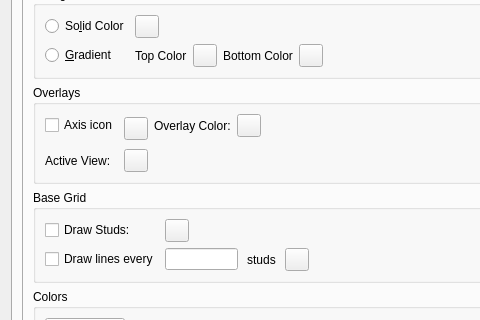
This is lclib/qt/lc_qpreferencesdialog.ui in trevorsandy/lpub3d-ci as Qt 5 draws it before an edit; both pictures show x 0 to 480 and y 95 to 415 of the 581 by 551 pixel window. The edited form follows.
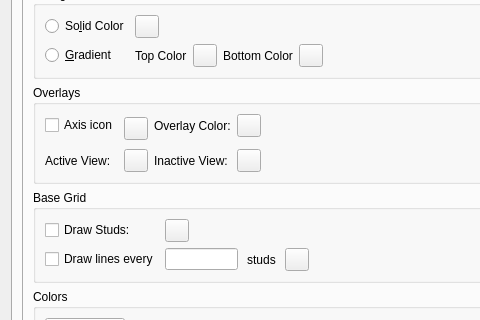
This is the edited form. The open tabs and pages were chosen to show the change. Icons and pictures are not drawn.

Patch:
```diff
--- a/lclib/qt/lc_qpreferencesdialog.ui
+++ b/lclib/qt/lc_qpreferencesdialog.ui
@@ -775,6 +775,20 @@
                 </property>
                </widget>
               </item>
+              <item row="2" column="3">
+               <widget class="QLabel" name="label">
+                <property name="text">
+                 <string>Inactive View:</string>
+                </property>
+               </widget>
+              </item>
+              <item row="2" column="4">
+               <widget class="QToolButton" name="InactiveViewColorButton">
+                <property name="text">
+                 <string/>
+                </property>
+               </widget>
+              </item>
              </layout>
             </widget>
            </item>
```
Left out of the diff: 1 changed line with no effect on the pictures.
